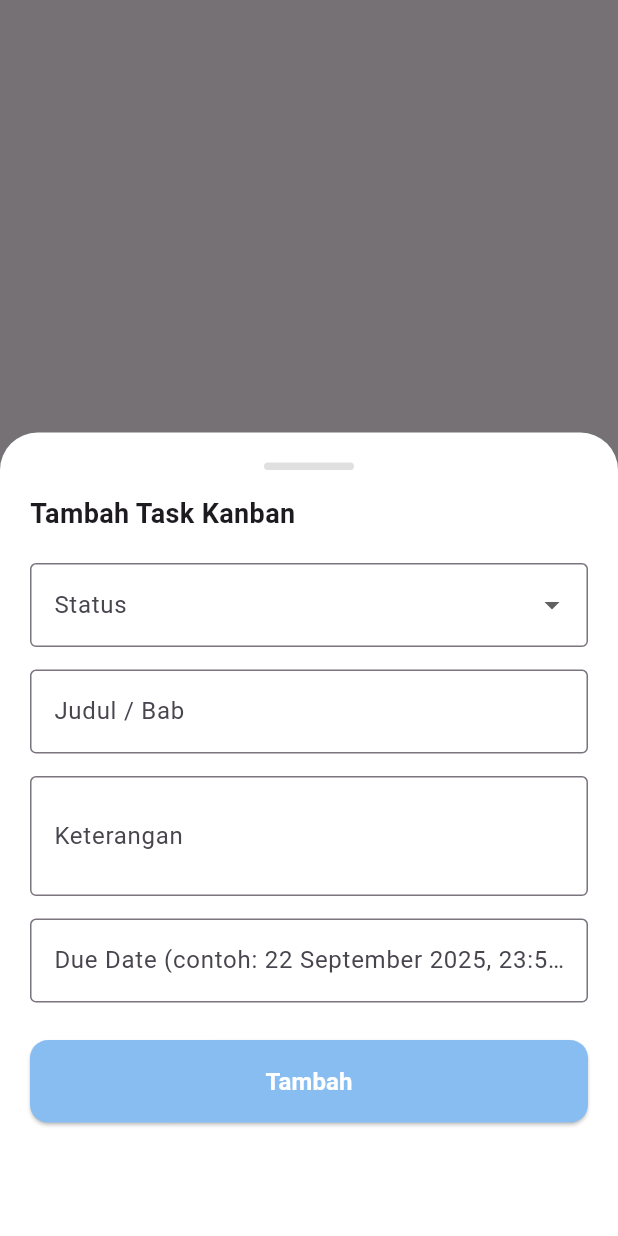
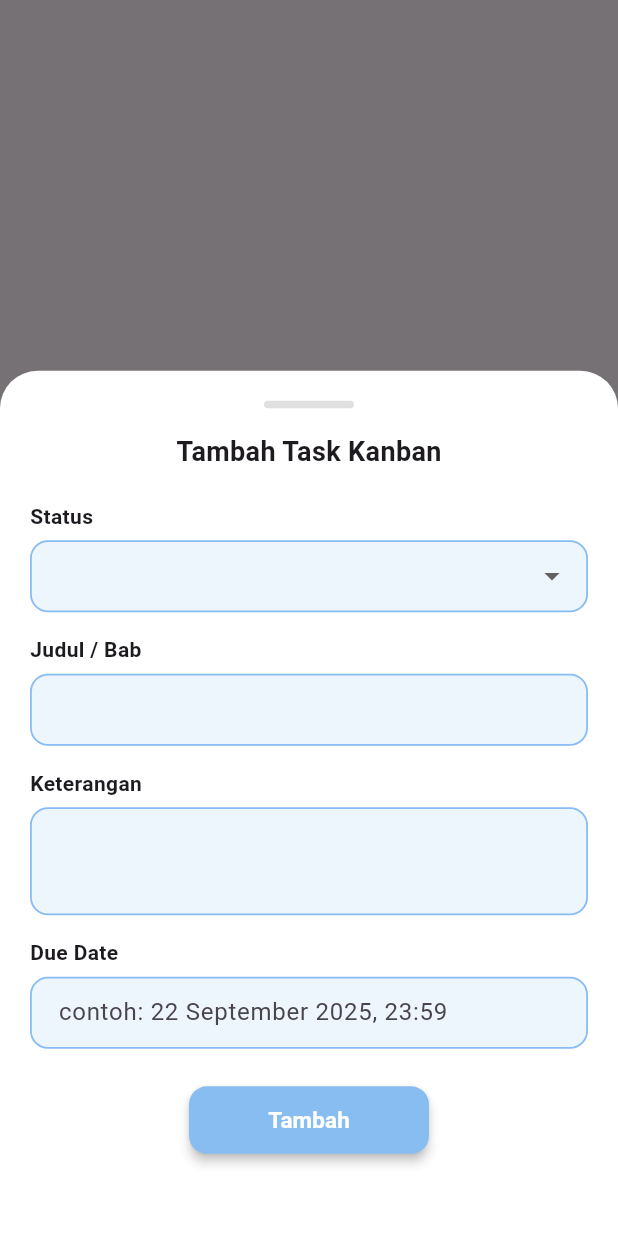
Before and after one commit to Mifrhmh-git/PBL-301-InTA-Mobile-Front-End, a Flutter app: what showAddKanbanModal() shows on an empty page, opened directly with empty values, on a phone screen of 412 x 824 dp. Run offline on Flutter 3.47's test engine with Material 3 defaults, Android fonts, the phone set to English and light mode, and no system bars; our stand-ins replace file_picker, get, google_fonts, table_calendar.

Commit message:
perbarui kanban

```diff
--- a/lib/pages/kanban_modal.dart
+++ b/lib/pages/kanban_modal.dart
@@ -3,7 +3,12 @@ import 'package:get/get.dart';
 import 'kanban_controller.dart';
 import '../shared/shared.dart';
 
-void showAddKanbanModal(BuildContext context, KanbanController controller, String defaultColumn) {
+/// 🔵 Modal Tambah Task Kanban
+void showAddKanbanModal(
+  BuildContext context,
+  KanbanController controller,
+  String defaultColumn,
+) {
   final titleController = TextEditingController();
   final descriptionController = TextEditingController();
   final dueController = TextEditingController();
@@ -19,7 +24,7 @@ void showAddKanbanModal(BuildContext context, KanbanController controller, Strin
     builder: (context) {
       return DraggableScrollableSheet(
         expand: false,
-        initialChildSize: 0.65,
+        initialChildSize: 0.7,
         minChildSize: 0.45,
         maxChildSize: 0.95,
         builder: (context, scrollController) {
@@ -50,26 +55,34 @@ void showAddKanbanModal(BuildContext context, KanbanController controller, Strin
                     ),
                   ),
                   const SizedBox(height: 16),
-                  const Text(
+                  const Center(
+                    child: Text(
                       "Tambah Task Kanban",
-                    style: TextStyle(fontWeight: FontWeight.bold, fontSize: 18),
+                      style: TextStyle(
+                        fontWeight: FontWeight.bold,
+                        fontSize: 18,
+                      ),
+                    ),
                   ),
                   const SizedBox(height: 20),
 
-                  // Dropdown Status
+                  // 🔹 Status Field
+                  const Text(
+                    "Status",
+                    style: TextStyle(
+                      fontWeight: FontWeight.w600,
+                      fontSize: 14,
+                    ),
+                  ),
+                  const SizedBox(height: 6),
                   DropdownButtonFormField<String>(
                     value: selectedColumn,
                     dropdownColor: Colors.white,
-                    decoration: const InputDecoration(
-                      labelText: "Status",
-                      border: OutlineInputBorder(),
-                    ),
+                    decoration: _fieldDecoration(),
                     style: const TextStyle(color: Colors.black),
                     items: ["To Do", "In Progress", "Done"]
-                        .map((e) => DropdownMenuItem(
-                              value: e,
-                              child: Text(e, style: const TextStyle(color: Colors.black)),
-                            ))
+                        .map((e) =>
+                            DropdownMenuItem(value: e, child: Text(e)))
                         .toList(),
                     onChanged: (value) {
                       if (value != null) selectedColumn = value;
@@ -77,50 +90,61 @@ void showAddKanbanModal(BuildContext context, KanbanController controller, Strin
                   ),
                   const SizedBox(height: 15),
 
-                  // Judul / Bab
-                  TextField(
-                    controller: titleController,
-                    decoration: const InputDecoration(
-                      labelText: "Judul / Bab",
-                      border: OutlineInputBorder(),
+                  // 🔹 Judul / Bab
+                  const Text(
+                    "Judul / Bab",
+                    style: TextStyle(
+                      fontWeight: FontWeight.w600,
+                      fontSize: 14,
                     ),
                   ),
+                  const SizedBox(height: 6),
+                  _buildField(controller: titleController),
                   const SizedBox(height: 15),
 
-                  // Keterangan
-                  TextField(
-                    controller: descriptionController,
-                    decoration: const InputDecoration(
-                      labelText: "Keterangan",
-                      border: OutlineInputBorder(),
+                  // 🔹 Keterangan
+                  const Text(
+                    "Keterangan",
+                    style: TextStyle(
+                      fontWeight: FontWeight.w600,
+                      fontSize: 14,
                     ),
-                    maxLines: 2,
                   ),
+                  const SizedBox(height: 6),
+                  _buildField(controller: descriptionController, maxLines: 2),
                   const SizedBox(height: 15),
 
-                  // Due Date Manual Input
-                  TextField(
+                  // 🔹 Due Date
+                  const Text(
+                    "Due Date",
+                    style: TextStyle(
+                      fontWeight: FontWeight.w600,
+                      fontSize: 14,
+                    ),
+                  ),
+                  const SizedBox(height: 6),
+                  _buildField(
                     controller: dueController,
-                    decoration: const InputDecoration(
-                      labelText: "Due Date (contoh: 22 September 2025, 23:59)",
-                      border: OutlineInputBorder(),
-                    ),
+                    hintText: "contoh: 22 September 2025, 23:59",
                   ),
                   const SizedBox(height: 25),
 
-                  // Tombol Tambah
-                  SizedBox(
-                    width: double.infinity,
+                  // 🔹 Tombol Tambah (kecil & tengah)
+                  Center(
+                    child: SizedBox(
+                      width: 160,
+                      height: 45,
                       child: ElevatedButton(
                         style: ElevatedButton.styleFrom(
                           backgroundColor: primaryColor,
-                        padding: const EdgeInsets.symmetric(vertical: 16),
                           shape: RoundedRectangleBorder(
                             borderRadius: BorderRadius.circular(12),
                           ),
+                          elevation: 3,
                         ),
                         onPressed: () {
-                        if (titleController.text.isEmpty || dueController.text.isEmpty) {
+                          if (titleController.text.isEmpty ||
+                              dueController.text.isEmpty) {
                             Get.snackbar(
                               "Gagal",
                               "Judul dan tanggal harus diisi!",
@@ -144,7 +168,8 @@ void showAddKanbanModal(BuildContext context, KanbanController controller, Strin
                           style: TextStyle(
                             color: Colors.white,
                             fontWeight: FontWeight.bold,
-                          fontSize: 16,
+                            fontSize: 15,
+                          ),
                         ),
                       ),
                     ),
@@ -159,7 +184,7 @@ void showAddKanbanModal(BuildContext context, KanbanController controller, Strin
   );
 }
 
-/// Modal Edit Task Kanban
+/// 🔵 Modal Edit Task Kanban
 void showEditKanbanModal(
   BuildContext context,
   KanbanController controller,
@@ -169,7 +194,8 @@ void showEditKanbanModal(
 ) {
   final task = tasks[index];
   final titleController = TextEditingController(text: task.title);
-  final descriptionController = TextEditingController(text: task.description);
+  final descriptionController =
+      TextEditingController(text: task.description);
   final dueController = TextEditingController(text: task.dueDate);
   String selectedColumn = column;
 
@@ -183,7 +209,7 @@ void showEditKanbanModal(
     builder: (context) {
       return DraggableScrollableSheet(
         expand: false,
-        initialChildSize: 0.65,
+        initialChildSize: 0.7,
         minChildSize: 0.45,
         maxChildSize: 0.95,
         builder: (context, scrollController) {
@@ -214,26 +240,29 @@ void showEditKanbanModal(
                     ),
                   ),
                   const SizedBox(height: 16),
-                  const Text(
+                  const Center(
+                    child: Text(
                       "Edit Task Kanban",
-                    style: TextStyle(fontWeight: FontWeight.bold, fontSize: 18),
+                      style: TextStyle(
+                        fontWeight: FontWeight.bold,
+                        fontSize: 18,
+                      ),
+                    ),
                   ),
                   const SizedBox(height: 20),
 
-                  // Dropdown Status
+                  const Text("Status",
+                      style:
+                          TextStyle(fontWeight: FontWeight.w600, fontSize: 14)),
+                  const SizedBox(height: 6),
                   DropdownButtonFormField<String>(
                     value: selectedColumn,
                     dropdownColor: Colors.white,
-                    decoration: const InputDecoration(
-                      labelText: "Status",
-                      border: OutlineInputBorder(),
-                    ),
+                    decoration: _fieldDecoration(),
                     style: const TextStyle(color: Colors.black),
                     items: ["To Do", "In Progress", "Done"]
-                        .map((e) => DropdownMenuItem(
-                              value: e,
-                              child: Text(e, style: const TextStyle(color: Colors.black)),
-                            ))
+                        .map((e) =>
+                            DropdownMenuItem(value: e, child: Text(e)))
                         .toList(),
                     onChanged: (value) {
                       if (value != null) selectedColumn = value;
@@ -241,46 +270,42 @@ void showEditKanbanModal(
                   ),
                   const SizedBox(height: 15),
 
-                  // Judul
-                  TextField(
-                    controller: titleController,
-                    decoration: const InputDecoration(
-                      labelText: "Judul / Bab",
-                      border: OutlineInputBorder(),
-                    ),
-                  ),
+                  const Text("Judul / Bab",
+                      style:
+                          TextStyle(fontWeight: FontWeight.w600, fontSize: 14)),
+                  const SizedBox(height: 6),
+                  _buildField(controller: titleController),
                   const SizedBox(height: 15),
 
-                  // Keterangan
-                  TextField(
-                    controller: descriptionController,
-                    decoration: const InputDecoration(
-                      labelText: "Keterangan",
-                      border: OutlineInputBorder(),
-                    ),
-                    maxLines: 2,
-                  ),
+                  const Text("Keterangan",
+                      style:
+                          TextStyle(fontWeight: FontWeight.w600, fontSize: 14)),
+                  const SizedBox(height: 6),
+                  _buildField(controller: descriptionController, maxLines: 2),
                   const SizedBox(height: 15),
 
-                  // Due Date Manual Input
-                  TextField(
+                  const Text("Due Date",
+                      style:
+                          TextStyle(fontWeight: FontWeight.w600, fontSize: 14)),
+                  const SizedBox(height: 6),
+                  _buildField(
                     controller: dueController,
-                    decoration: const InputDecoration(
-                      labelText: "Due Date (contoh: 22 September 2025, 23:59)",
-                      border: OutlineInputBorder(),
-                    ),
+                    hintText: "contoh: 22 September 2025, 23:59",
                   ),
                   const SizedBox(height: 25),
 
-                  // Tombol Aksi
                   Row(
+                    mainAxisAlignment: MainAxisAlignment.center,
                     children: [
-                      Expanded(
+                      SizedBox(
+                        width: 140,
+                        height: 45,
                         child: ElevatedButton(
                           style: ElevatedButton.styleFrom(
                             backgroundColor: dangerColor,
-                            padding: const EdgeInsets.symmetric(vertical: 16),
-                            shape: RoundedRectangleBorder(borderRadius: BorderRadius.circular(12)),
+                            shape: RoundedRectangleBorder(
+                              borderRadius: BorderRadius.circular(12),
+                            ),
                           ),
                           onPressed: () {
                             controller.deleteTask(tasks, index);
@@ -291,21 +316,25 @@ void showEditKanbanModal(
                             style: TextStyle(
                               color: Colors.white,
                               fontWeight: FontWeight.bold,
-                              fontSize: 16,
+                              fontSize: 15,
                             ),
                           ),
                         ),
                       ),
                       const SizedBox(width: 10),
-                      Expanded(
+                      SizedBox(
+                        width: 140,
+                        height: 45,
                         child: ElevatedButton(
                           style: ElevatedButton.styleFrom(
                             backgroundColor: primaryColor,
-                            padding: const EdgeInsets.symmetric(vertical: 16),
-                            shape: RoundedRectangleBorder(borderRadius: BorderRadius.circular(12)),
+                            shape: RoundedRectangleBorder(
+                              borderRadius: BorderRadius.circular(12),
+                            ),
                           ),
                           onPressed: () {
-                            if (titleController.text.isEmpty || dueController.text.isEmpty) {
+                            if (titleController.text.isEmpty ||
+                                dueController.text.isEmpty) {
                               Get.snackbar(
                                 "Gagal",
                                 "Judul dan tanggal harus diisi!",
@@ -330,7 +359,7 @@ void showEditKanbanModal(
                             style: TextStyle(
                               color: Colors.white,
                               fontWeight: FontWeight.bold,
-                              fontSize: 16,
+                              fontSize: 15,
                             ),
                           ),
                         ),
@@ -346,3 +375,38 @@ void showEditKanbanModal(
     },
   );
 }
+
+/// 🧩 Reusable Field Decoration
+InputDecoration _fieldDecoration() {
+  return InputDecoration(
+    filled: true,
+    fillColor: primaryColor.withOpacity(0.15),
+    contentPadding:
+        const EdgeInsets.symmetric(vertical: 12, horizontal: 15),
+    border: OutlineInputBorder(
+      borderRadius: BorderRadius.circular(12),
+      borderSide: BorderSide(color: primaryColor, width: 1.2),
+    ),
+    enabledBorder: OutlineInputBorder(
+      borderRadius: BorderRadius.circular(12),
+      borderSide: BorderSide(color: primaryColor, width: 1.2),
+    ),
+    focusedBorder: OutlineInputBorder(
+      borderRadius: BorderRadius.circular(12),
+      borderSide: BorderSide(color: primaryColor, width: 1.8),
+    ),
+  );
+}
+
+/// 🔧 Field Builder
+Widget _buildField({
+  required TextEditingController controller,
+  String? hintText,
+  int maxLines = 1,
+}) {
+  return TextField(
+    controller: controller,
+    maxLines: maxLines,
+    decoration: _fieldDecoration().copyWith(hintText: hintText),
+  );
+}
```
Lines whose indentation alone changed are shown as unchanged.
